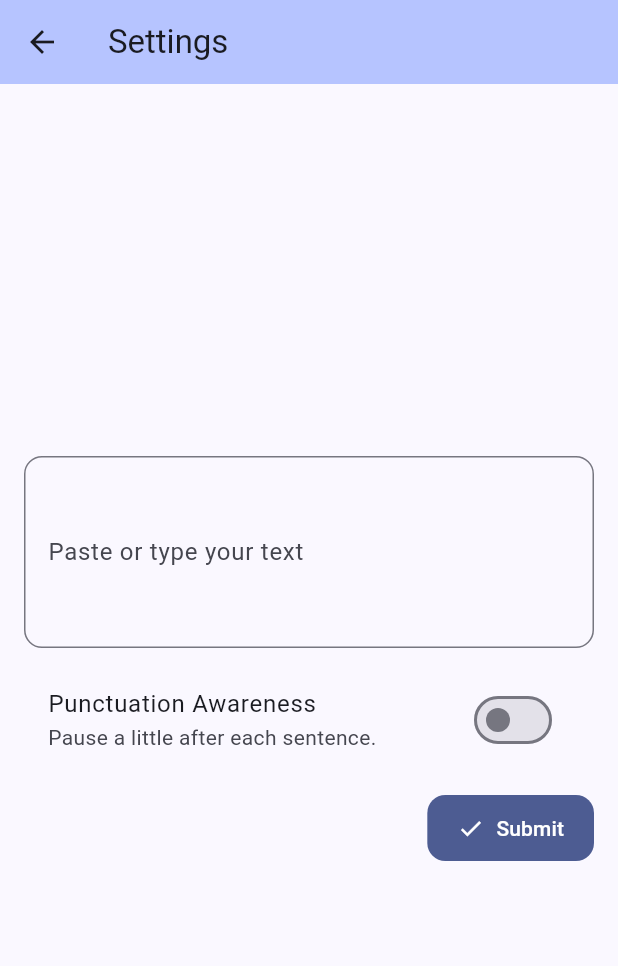
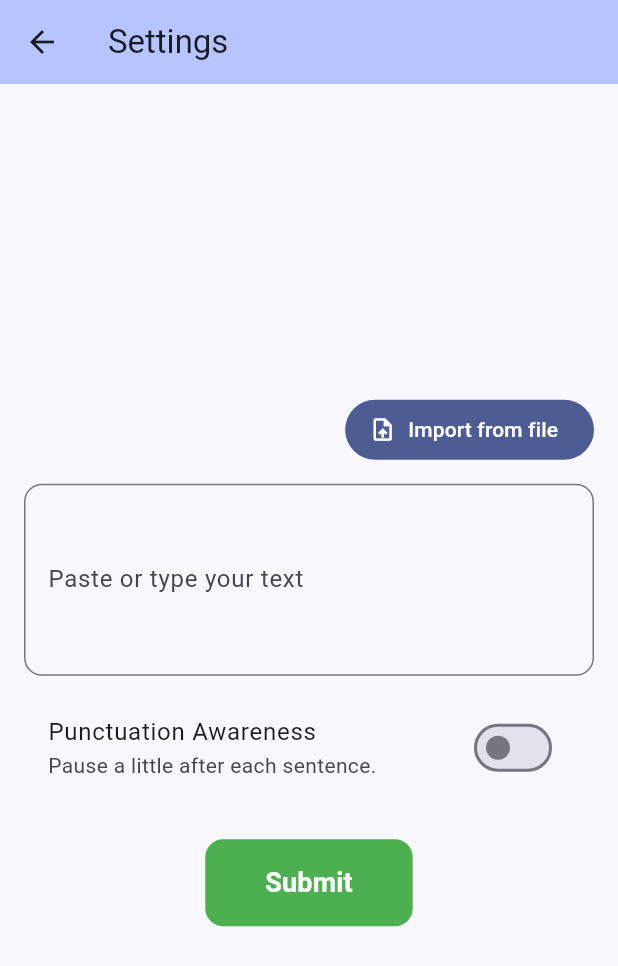
Before and after one commit to AnsonHLau/RSVP-App, a Flutter app: the screen it shows after launch, after a tap on "Play", after a tap on the "settings" icon, on a phone screen of 412 x 824 dp. Shown: the top 966 px of the screen. Run offline on Flutter 3.47's test engine with Material 3 defaults, Android fonts, the phone set to English and light mode, and no system bars.

Commit message:
Change settings buttons

```diff
--- a/lib/settings.dart
+++ b/lib/settings.dart
@@ -69,6 +69,18 @@ class _SettingsPageState extends State<SettingsPage> {
               mainAxisSize: MainAxisSize.min,
               crossAxisAlignment: CrossAxisAlignment.stretch,
               children: <Widget>[
+                Row(
+                  mainAxisAlignment: MainAxisAlignment.end,
+                  children: [
+                    FilledButton.icon(
+                      //onPressed: _pickFile,
+                      onPressed: () {  }, // PLACEHOLDER
+                      icon: const Icon(Icons.upload_file),
+                      label: const Text('Import from file'),
+                    ),
+                  ],
+                ),
+                const SizedBox(height: 12),
                 TextField(
                   controller: _controller,
                   minLines: 4,
@@ -91,20 +103,23 @@ class _SettingsPageState extends State<SettingsPage> {
                     setState(() => _pauseSentence = value);
                   },
                 ),
-                const SizedBox(height: 12),
-                Align(
-                  alignment: Alignment.centerRight,
-                  child: FilledButton.icon(
+                const SizedBox(height: 25),
+                Center(
+                  child: FilledButton(
                     onPressed: _submitWords,
-                    icon: const Icon(Icons.check),
-                    label: const Text('Submit'),
                     style: FilledButton.styleFrom(
-                      padding: const EdgeInsets.symmetric(
-                        horizontal: 20,
-                        vertical: 12,
-                      ),
+                      backgroundColor: Colors.green,
+                      foregroundColor: Colors.white,
+                      padding: const EdgeInsets.symmetric(horizontal: 40, vertical: 16),
                       shape: RoundedRectangleBorder(
                         borderRadius: BorderRadius.circular(12),
+                      ),
+                    ),
+                    child: const Text(
+                      'Submit',
+                      style: TextStyle(
+                        fontSize: 18,
+                        fontWeight: FontWeight.bold,
                       ),
                     ),
                   ),
```
